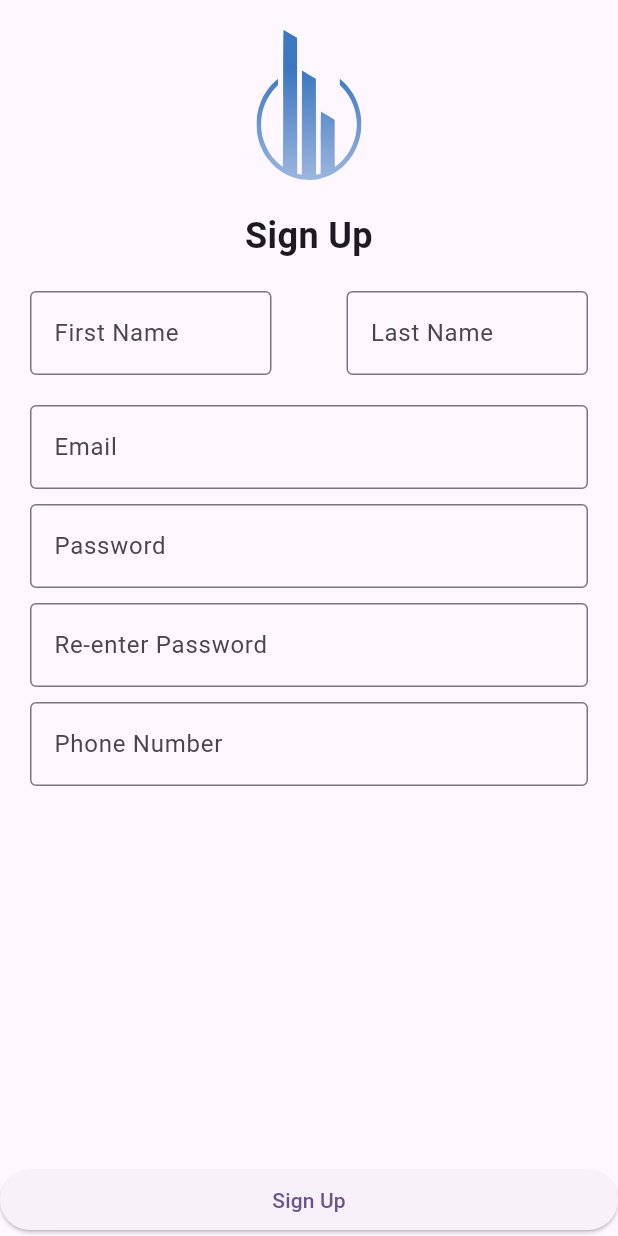
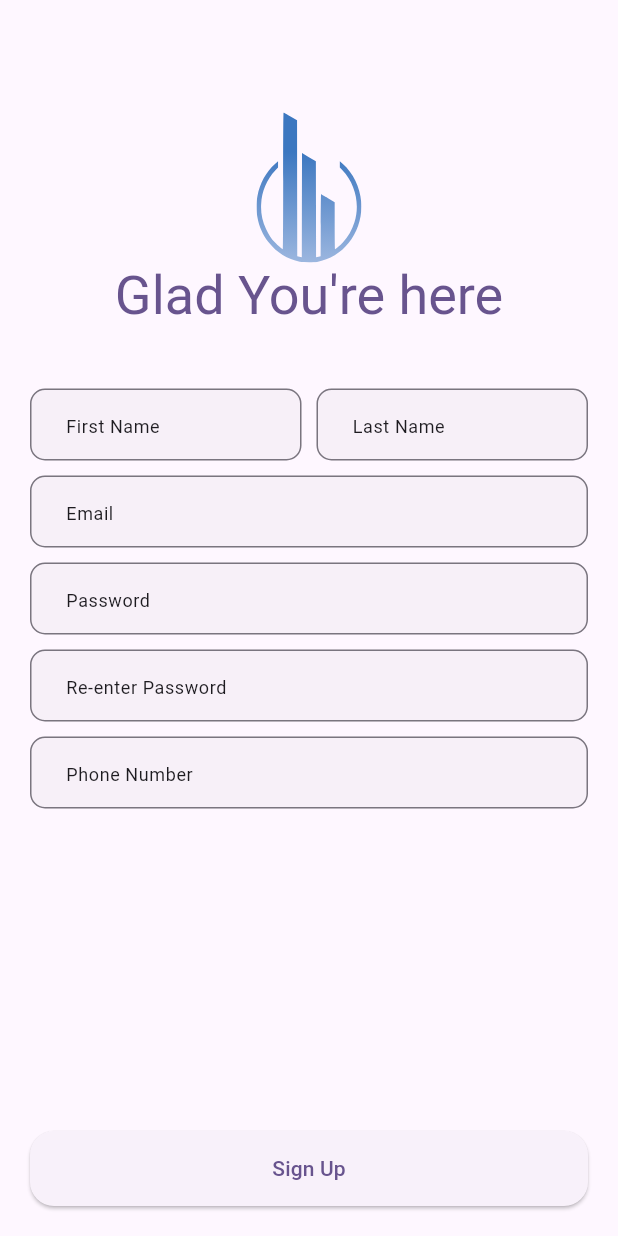
Before and after one commit to abdalazeez1/realState, a Flutter app: the SignupScreen screen opened by its route, on a phone screen of 412 x 824 dp. Run offline on Flutter 3.47's test engine with Material 2 defaults, Android fonts, the phone set to English and light mode, and no system bars; our stand-ins replace bloc, flutter_svg, go_router, pinput.

Commit message:
finish edit design auth

```diff
--- /dev/null
+++ b/lib/common/app_widget/app_text_field.dart
@@ -0,0 +1,192 @@
+import 'package:flutter/material.dart';
+import 'package:flutter/services.dart';
+
+import '../../constant.dart';
+
+class AppTextField extends StatelessWidget {
+  const AppTextField({
+    Key? key,
+    this.controller,
+    this.onTap,
+    this.onEditingComplete,
+    this.onChange,
+    this.onFieldSubmitted,
+    this.onSaved,
+    this.maxLines,
+    this.minLines,
+    this.maxLength,
+    this.enabled,
+    this.textInputType,
+    this.textInputAction,
+    this.textDirection,
+    this.validator,
+    this.maxLengthEnforcement,
+    this.focusNode,
+    this.autoValidateMode,
+    this.scrollPhysics,
+    this.scrollController,
+    this.initialValue,
+    this.keyboardAppearance,
+    this.textAlignVertical,
+    this.toolbarOptions,
+    this.obscuringCharacter = "•",
+    this.expands = false,
+    this.readOnly = false,
+    this.autocorrect = true,
+    this.showLength = false,
+    this.filled = true,
+    this.scrollPadding = const EdgeInsets.all(20.0),
+    this.textAlign = TextAlign.start,
+    this.textCapitalization = TextCapitalization.none,
+    this.titleField,
+    this.obscure = false,
+    this.prefixIcon,
+    this.icon,
+    this.hintTextStyle,
+    this.textStyle,
+    this.suffixIcon,
+    this.suffix,
+    this.hintText,
+    this.labelText,
+    this.inputFormatters,
+    this.contentPadding,
+    this.borderColor,
+    this.prefix,   this.autofocus,
+  }) : super(key: key);
+
+  final TextEditingController? controller;
+  final bool? autofocus;
+  final void Function()? onTap;
+  final void Function()? onEditingComplete;
+  final void Function(String val)? onChange;
+  final void Function(String val)? onFieldSubmitted;
+  final void Function(String? val)? onSaved;
+  final int? maxLines;
+  final int? minLines;
+  final int? maxLength;
+  final bool? enabled;
+  final TextInputType? textInputType;
+  final TextInputAction? textInputAction;
+  final TextDirection? textDirection;
+  final FormFieldValidator<String?>? validator;
+  final MaxLengthEnforcement? maxLengthEnforcement;
+  final FocusNode? focusNode;
+  final AutovalidateMode? autoValidateMode;
+  final ScrollPhysics? scrollPhysics;
+  final ScrollController? scrollController;
+  final String? initialValue;
+  final Brightness? keyboardAppearance;
+  final TextAlignVertical? textAlignVertical;
+  final ToolbarOptions? toolbarOptions;
+  final TextCapitalization textCapitalization;
+  final TextAlign textAlign;
+  final EdgeInsets scrollPadding;
+  final bool expands;
+  final bool readOnly;
+  final bool autocorrect;
+  final String obscuringCharacter;
+  final String? titleField;
+  final bool showLength;
+  final bool filled;
+  final bool obscure;
+  final Widget? prefixIcon;
+  final Widget? icon;
+  final Widget? suffixIcon;
+  final Widget? suffix;
+  final Widget? prefix;
+  final String? hintText;
+  final TextStyle? hintTextStyle;
+  final TextStyle? textStyle;
+  final String? labelText;
+  final List<TextInputFormatter>? inputFormatters;
+  final EdgeInsetsGeometry? contentPadding;
+  final Color? borderColor;
+
+  @override
+  Widget build(BuildContext context) {
+    return TextFormField(
+      autofocus: autofocus ?? false ,
+      controller: controller,
+      onTap: onTap,
+      onChanged: onChange,
+      onFieldSubmitted: onFieldSubmitted,
+      onEditingComplete: onEditingComplete,
+      onSaved: onSaved,
+      validator: validator,
+      maxLines:obscure ? 1 : maxLines,
+      minLines: minLines,
+      maxLength: showLength ? maxLength : null,
+      textAlign: textAlign,
+      enabled: enabled,
+      keyboardType: textInputType,
+      textInputAction: textInputAction,
+      textDirection: textDirection,
+      scrollPadding: scrollPadding,
+      expands: expands,
+      maxLengthEnforcement: maxLengthEnforcement,
+      focusNode: focusNode,
+      obscureText: obscure,
+      obscuringCharacter: obscuringCharacter,
+      autovalidateMode: autoValidateMode,
+      readOnly: readOnly,
+      scrollPhysics: scrollPhysics,
+      scrollController: scrollController,
+      autocorrect: false,
+      cursorColor: Theme.of(context).colorScheme.primary,
+      initialValue: initialValue,
+      keyboardAppearance: keyboardAppearance,
+      textAlignVertical: textAlignVertical,
+      textCapitalization: textCapitalization,
+      toolbarOptions: toolbarOptions,
+      inputFormatters: [
+        if (maxLength != null) LengthLimitingTextInputFormatter(maxLength),
+        if (textInputType == TextInputType.phone || textInputType == TextInputType.number)
+          FilteringTextInputFormatter.allow(RegExp("[0-9]")),
+        ...?inputFormatters
+      ],
+      style:textStyle ??  Theme.of(context).textTheme.titleMedium?.copyWith(
+        color: Theme.of(context).colorScheme.onBackground,
+        decoration: TextDecoration.none,
+        decorationColor: Theme.of(context).colorScheme.outline,
+      ),
+      decoration: InputDecoration(
+        border: OutlineInputBorder(
+          borderSide: BorderSide(color: borderColor ?? Theme.of(context).colorScheme.outline),
+          borderRadius: BorderRadius.circular(kbrBorderTextField),
+        ),
+        focusedBorder: OutlineInputBorder(
+          borderSide: BorderSide(color: borderColor ?? Theme.of(context).colorScheme.outline),
+          borderRadius: BorderRadius.circular(kbrBorderTextField),
+        ),
+        enabledBorder: OutlineInputBorder(
+          borderSide: BorderSide(color: borderColor ?? Theme.of(context).colorScheme.outline),
+          borderRadius: BorderRadius.circular(kbrBorderTextField),
+        ),
+        disabledBorder:  OutlineInputBorder(
+          borderSide: BorderSide(color:  Theme.of(context).colorScheme.outline),
+          borderRadius: BorderRadius.circular(kbrBorderTextField),
+        ),
+        errorBorder: OutlineInputBorder(
+          borderSide: BorderSide(color: Theme.of(context).colorScheme.error, width: 1),
+          borderRadius: BorderRadius.circular(kbrBorderTextField),
+        ),
+        focusedErrorBorder: OutlineInputBorder(
+          borderSide: BorderSide(color: borderColor ?? Theme.of(context).colorScheme.error, width: 1),
+          borderRadius: BorderRadius.circular(kbrBorderTextField),
+        ),
+        filled: filled,
+        fillColor: Theme.of(context).colorScheme.outline.withOpacity(0.05),
+        contentPadding: contentPadding ?? EdgeInsets.only(left: 20, right: 10),
+        prefixIcon: prefixIcon,
+        prefix: prefix,
+        icon: icon,
+        suffixIcon: suffixIcon,
+        suffix: suffix,
+        hintText: hintText,
+        hintStyle: hintTextStyle ?? Theme.of(context).textTheme.bodySmall,
+        labelText: labelText,
+        labelStyle: Theme.of(context).textTheme.bodyMedium?.copyWith(color: Theme.of(context).colorScheme.outline),
+      ),
+    );
+  }
+}
--- /dev/null
+++ b/lib/constant.dart
@@ -0,0 +1,2 @@
+const double kPage = 20 ;
+ double kbrBorderTextField = 10;
--- a/lib/feature/auth/view/signin_screen.dart
+++ b/lib/feature/auth/view/signin_screen.dart
@@ -1,18 +1,22 @@
 import 'package:flutter/material.dart';
 import 'package:flutter_svg/svg.dart';
 import 'package:go_router/go_router.dart';
+import 'package:realstate/constant.dart';
+import 'package:realstate/feature/auth/view/welcom_scree.dart';
 
+import '../../../common/app_widget/app_text_field.dart';
 import '../../../generated/assets.dart';
 
 class LoginScreen extends StatefulWidget {
   const LoginScreen({super.key});
+
   static const path = 'login';
   static const name = 'login';
-
 
   static Widget pageBuilder(BuildContext context, GoRouterState state) {
     return const LoginScreen();
   }
+
   @override
   createState() => _LoginScreenState();
 }
@@ -22,46 +26,19 @@ class _LoginScreenState extends State<LoginScreen> {
   Widget build(BuildContext context) {
     return Scaffold(
       body: SafeArea(
+        child: Padding(
+          padding: EdgeInsets.symmetric(horizontal: kPage),
           child: Column(
             crossAxisAlignment: CrossAxisAlignment.stretch,
             children: [
+              TopImageAuth(text: "Welcome Back"),
+              Spacer(),
+              SizedBox(height: 20),
+              AppTextField(hintText: "Email"),
               Padding(
-              padding: EdgeInsets.symmetric(vertical: 20),
-              child: SvgPicture.asset(
-                Assets.imagesLogo,
-                height: 100,
+                padding: const EdgeInsets.symmetric(vertical: 10),
+                child: AppTextField(hintText: "Password", obscure: true, maxLines: 1),
               ),
-            ),
-            Text(
-              'Welcome to Your App',
-              textAlign: TextAlign.center,
-              style: TextStyle(
-                fontSize: 24,
-                fontWeight: FontWeight.bold,
-              ),
-            ),
-            SizedBox(height: 20),
-            Padding(
-              padding: EdgeInsets.symmetric(horizontal: 20),
-              child: TextField(
-                decoration: InputDecoration(
-                  hintText: 'Email',
-                  border: OutlineInputBorder(),
-                ),
-              ),
-            ),
-            SizedBox(height: 10),
-            Padding(
-              padding: EdgeInsets.symmetric(horizontal: 20),
-              child: TextField(
-                obscureText: true,
-                decoration: InputDecoration(
-                  hintText: 'Password',
-                  border: OutlineInputBorder(),
-                ),
-              ),
-            ),
-            SizedBox(height: 10),
               Align(
                 alignment: Alignment.centerRight,
                 child: TextButton(
@@ -69,11 +46,8 @@ class _LoginScreenState extends State<LoginScreen> {
                   child: Text('Forgot Password?'),
                 ),
               ),
-            Spacer(),
-            ElevatedButton(
-              onPressed: () {},
-              child: Text('Login'),
-            ),
+              Spacer(flex: 2),
+              AuthButton(text: "Login", func: () {}),
               SizedBox(height: 20),
               Row(
                 mainAxisAlignment: MainAxisAlignment.center,
@@ -88,6 +62,34 @@ class _LoginScreenState extends State<LoginScreen> {
             ],
           ),
         ),
+      ),
     );
   }
 }
+
+class TopImageAuth extends StatelessWidget {
+  const TopImageAuth({
+    super.key, required this.text,
+  });
+final String text ;
+  @override
+  Widget build(BuildContext context) {
+    return Column(
+      children: [
+        Padding(
+          padding: EdgeInsets.only(top: 75),
+          child: SvgPicture.asset(
+            Assets.imagesLogo,
+            height: 100,
+          ),
+        ),
+        Text(
+          text,
+          textAlign: TextAlign.center,
+          style:
+              Theme.of(context).textTheme.displaySmall?.copyWith(color: Theme.of(context).colorScheme.primary),
+        ),
+      ],
+    );
+  }
+}
--- a/lib/feature/auth/view/signup_screen.dart
+++ b/lib/feature/auth/view/signup_screen.dart
@@ -1,7 +1,12 @@
 import 'package:flutter/material.dart';
 import 'package:flutter_svg/svg.dart';
 import 'package:go_router/go_router.dart';
+import 'package:realstate/constant.dart';
+import 'package:realstate/feature/auth/view/signin_screen.dart';
+import 'package:realstate/feature/auth/view/verification_screen.dart';
+import 'package:realstate/feature/auth/view/welcom_scree.dart';
 
+import '../../../common/app_widget/app_text_field.dart';
 import '../../../generated/assets.dart';
 
 class SignupScreen extends StatefulWidget {
@@ -10,10 +15,10 @@ class SignupScreen extends StatefulWidget {
 
   const SignupScreen({super.key});
 
-
   static Widget pageBuilder(BuildContext context, GoRouterState state) {
     return const SignupScreen();
   }
+
   @override
   createState() => _SignupScreenState();
 }
@@ -23,100 +28,39 @@ class _SignupScreenState extends State<SignupScreen> {
   Widget build(BuildContext context) {
     return Scaffold(
       body: SafeArea(
+        child: Padding(
+          padding: const EdgeInsets.symmetric(horizontal: kPage),
           child: Column(
             crossAxisAlignment: CrossAxisAlignment.stretch,
             children: [
-            Padding(
-              padding: const EdgeInsets.symmetric(vertical: 20),
-              child: SvgPicture.asset(
-                Assets.imagesLogo,
-                height: 100,
-              ),
-            ),
-            const Text(
-              'Sign Up',
-              textAlign: TextAlign.center,
-              style: TextStyle(
-                fontSize: 24,
-                fontWeight: FontWeight.bold,
-              ),
-            ),
-            const SizedBox(height: 20),
+              TopImageAuth(text: "Glad You're here"),
+              const SizedBox(height: 40),
               const Row(
                 children: [
                   Expanded(
-                  child: Padding(
-                    padding: EdgeInsets.symmetric(horizontal: 20),
-                    child: TextField(
-                      decoration: InputDecoration(
-                        hintText: 'First Name',
-                        border: OutlineInputBorder(),
-                      ),
-                    ),
-                  ),
+                    child: AppTextField(hintText: "First Name"),
                   ),
                   SizedBox(width: 10),
                   Expanded(
-                  child: Padding(
-                    padding: EdgeInsets.symmetric(horizontal: 20),
-                    child: TextField(
-                      decoration: InputDecoration(
-                        hintText: 'Last Name',
-                        border: OutlineInputBorder(),
-                      ),
-                    ),
-                  ),
+                    child: AppTextField(hintText: "Last Name"),
                   ),
                 ],
               ),
-            const SizedBox(height: 20),
-            const Padding(
-              padding: EdgeInsets.symmetric(horizontal: 20),
-              child: TextField(
-                decoration: InputDecoration(
-                  hintText: 'Email',
-                  border: OutlineInputBorder(),
+              const SizedBox(height: 10),
+              AppTextField(hintText: "Email"),
+              const SizedBox(height: 10),
+              AppTextField(hintText: "Password", obscure: true),
+              const SizedBox(height: 10),
+              AppTextField(hintText: "Re-enter Password", obscure: true),
+              const SizedBox(height: 10),
+              AppTextField(hintText: "Phone Number"),
+              const Spacer(),
+              AuthButton(text: "Sign Up", func: () {
+                context.pushNamed(VerificationScreen.name);
+              }),
+              SizedBox(height: 20,)
+            ],
           ),
-              ),
-            ),
-            const SizedBox(height: 10),
-            const Padding(
-              padding: EdgeInsets.symmetric(horizontal: 20),
-              child: TextField(
-                obscureText: true,
-                decoration: InputDecoration(
-                  hintText: 'Password',
-                  border: OutlineInputBorder(),
-                ),
-              ),
-            ),
-            const SizedBox(height: 10),
-            const Padding(
-              padding: EdgeInsets.symmetric(horizontal: 20),
-              child: TextField(
-                obscureText: true,
-                decoration: InputDecoration(
-                  hintText: 'Re-enter Password',
-                  border: OutlineInputBorder(),
-                ),
-              ),
-            ),
-            const SizedBox(height: 10),
-            const Padding(
-              padding: EdgeInsets.symmetric(horizontal: 20),
-              child: TextField(
-                decoration: InputDecoration(
-                  hintText: 'Phone Number',
-                  border: OutlineInputBorder(),
-                ),
-              ),
-            ),
-            const Spacer(),
-            ElevatedButton(
-              onPressed: () {},
-              child: const Text('Sign Up'),
-            ),
-          ],
         ),
       ),
     );
--- a/lib/router/router.dart
+++ b/lib/router/router.dart
@@ -1,12 +1,11 @@
-import 'package:flutter/cupertino.dart';
 import 'package:go_router/go_router.dart';
 import 'package:realstate/feature/splash/view/splash_screen.dart';
 
 import '../feature/auth/view/signin_screen.dart';
 import '../feature/auth/view/signup_screen.dart';
+import '../feature/auth/view/verification_screen.dart';
 import '../feature/auth/view/welcom_scree.dart';
 import '../feature/base/view/base.dart';
-import '../feature/home/view/home_screen.dart';
 
 final GoRouter router = GoRouter(
     routes: <RouteBase>[
@@ -19,7 +18,10 @@ final GoRouter router = GoRouter(
       ///Auth
       GoRoute(path: WelcomeScreen.path, name: WelcomeScreen.name, builder: WelcomeScreen.pageBuilder, routes: [
         GoRoute(path: LoginScreen.path, name: LoginScreen.name, builder: LoginScreen.pageBuilder),
-        GoRoute(path: SignupScreen.path, name: SignupScreen.name, builder: SignupScreen.pageBuilder),
+        GoRoute(path: SignupScreen.path, name: SignupScreen.name, builder: SignupScreen.pageBuilder,routes: [
+          GoRoute(path: VerificationScreen.path, name: VerificationScreen.name, builder: VerificationScreen.pageBuilder),
+
+        ]),
       ]),
     ],
     redirect: (context, state) {
--- a/pubspec.yaml
+++ b/pubspec.yaml
@@ -38,6 +38,7 @@ dependencies:
   flutter_bloc: ^8.1.3
   go_router: ^7.1.1
   flutter_svg: ^2.0.6
+  pinput: ^2.2.31
 dev_dependencies:
   flutter_test:
     sdk: flutter
```
Also changed, not shown: lib/feature/auth/view/verification_screen.dart (+60 -0 lines), lib/feature/auth/view/welcom_scree.dart (+100 -62 lines), lib/feature/splash/view/splash_screen.dart (+48 -21 lines), lib/common.dart (added), lib/common/to.dart (added), pubspec.lock, 5 other files. Lines whose indentation alone changed are shown as unchanged.
